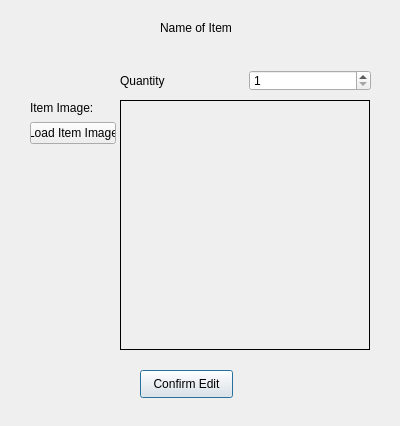
This is updateitemdialog.ui in AdziuG/StoreInventoryQt as Qt 5 draws it before an edit. The edited form follows.
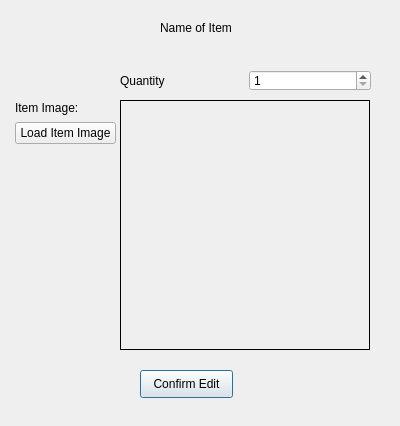
This is the edited form.

What changed in the file:
```diff
--- a/updateitemdialog.ui
+++ b/updateitemdialog.ui
@@ -87,9 +87,9 @@
   <widget class="QWidget" name="layoutWidget">
    <property name="geometry">
     <rect>
-     <x>30</x>
+     <x>15</x>
      <y>100</y>
-     <width>86</width>
+     <width>101</width>
      <height>44</height>
     </rect>
    </property>
```
